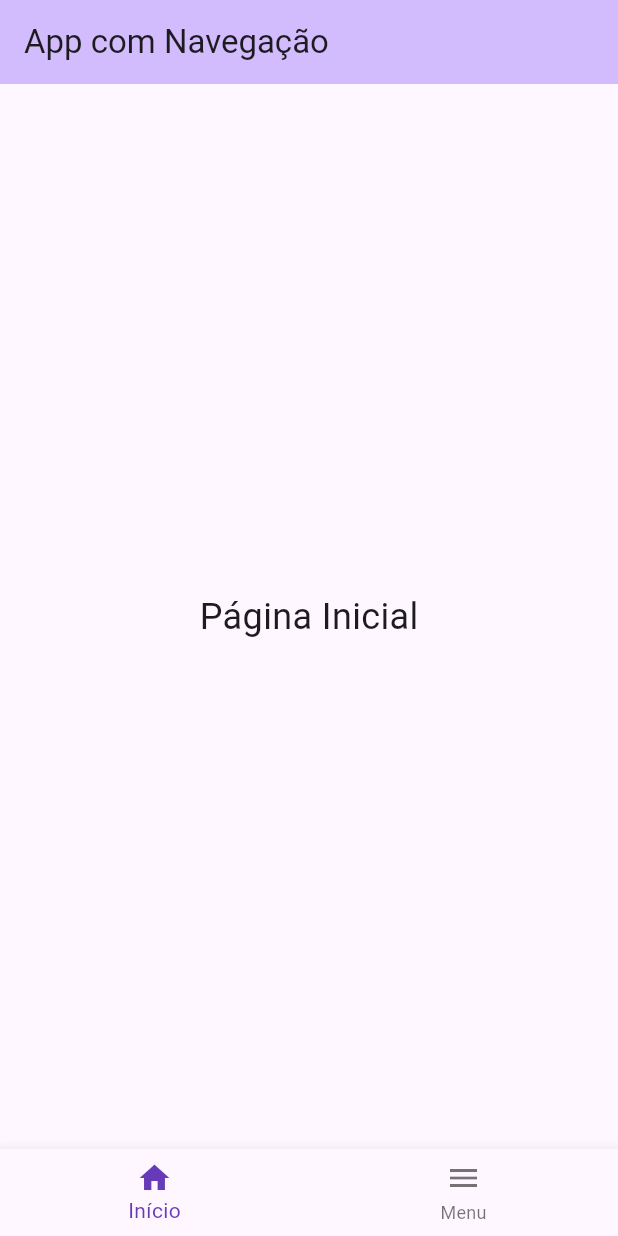
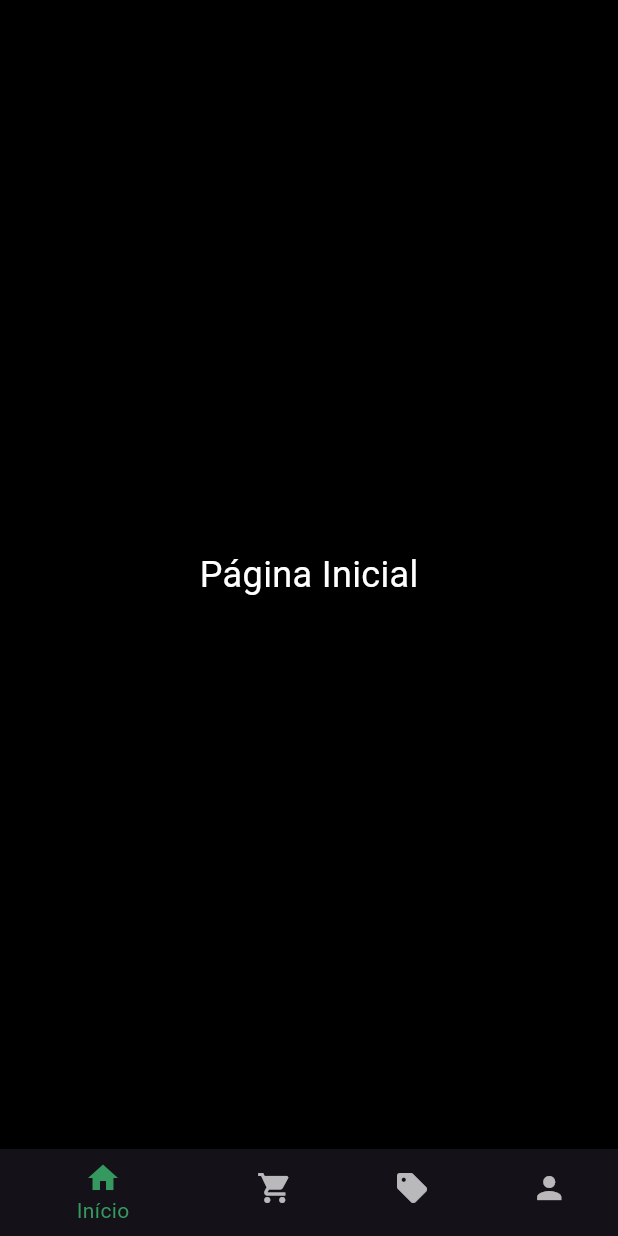
Before and after one commit to Joaovrrodrigues/app_precos, a Flutter app: the screen it shows after launch, on a phone screen of 412 x 824 dp. Run offline on Flutter 3.47's test engine with Material 3 defaults, Android fonts, the phone set to English and light mode, and no system bars.

Commit message:
:sparkles: feat: Adicionado home page

```diff
--- /dev/null
+++ b/lib/home_page.dart
@@ -0,0 +1,42 @@
+import 'package:flutter/material.dart';
+
+class HomePage extends StatefulWidget {
+  const HomePage({super.key});
+
+  @override
+  State<HomePage> createState() => _HomePageState();
+}
+
+class _HomePageState extends State<HomePage> {
+  int _selectedIndex = 0;
+
+  static const List<Widget> _pages = <Widget>[
+    Center(child: Text('Página Inicial', style: TextStyle(fontSize: 24, color: Colors.white))),
+    Center(child: Text('Listas', style: TextStyle(fontSize: 24, color: Colors.white))),
+    Center(child: Text('Ofertas', style: TextStyle(fontSize: 24, color: Colors.white))),
+    Center(child: Text('Menu', style: TextStyle(fontSize: 24, color: Colors.white))),
+  ];
+
+  void _onItemTapped(int index) {
+    setState(() {
+      _selectedIndex = index;
+    });
+  }
+
+  @override
+  Widget build(BuildContext context) {
+    return Scaffold(
+      body: _pages[_selectedIndex],
+      bottomNavigationBar: BottomNavigationBar(
+        currentIndex: _selectedIndex,
+        onTap: _onItemTapped,
+        items: const [
+          BottomNavigationBarItem(icon: Icon(Icons.home), label: 'Início'),
+          BottomNavigationBarItem(icon: Icon(Icons.shopping_cart), label: 'Minhas Listas'),
+          BottomNavigationBarItem(icon: Icon(Icons.sell), label: 'Ofertas'),
+          BottomNavigationBarItem(icon: Icon(Icons.person), label: 'Menu'),
+        ],
+      ),
+    );
+  }
+}
--- a/lib/main.dart
+++ b/lib/main.dart
@@ -1,4 +1,5 @@
 import 'package:flutter/material.dart';
+import '/home_page.dart';
 
 void main() {
   runApp(const MyApp());
@@ -10,60 +11,19 @@ class MyApp extends StatelessWidget {
   @override
   Widget build(BuildContext context) {
     return MaterialApp(
-      title: 'App com Navegação',
-      theme: ThemeData(
-        colorScheme: ColorScheme.fromSeed(seedColor: Colors.deepPurple),
+      theme: ThemeData.dark().copyWith(
+        scaffoldBackgroundColor: Colors.black,
+        appBarTheme: const AppBarTheme(
+          backgroundColor: Colors.black,
+          foregroundColor: Colors.white,
+        ),
+        bottomNavigationBarTheme: const BottomNavigationBarThemeData(
+          backgroundColor: Colors.black,
+          selectedItemColor: Color.fromARGB(255, 53, 153, 95),
+          unselectedItemColor: Colors.white70,
+        ),
       ),
-      home: const HomeScreen(),
+      home: const HomePage(), // Define a tela inicial
     );
   }
 }
-
-class HomeScreen extends StatefulWidget {
-  const HomeScreen({super.key});
-
-  @override
-  State<HomeScreen> createState() => _HomeScreenState();
-}
-
-class _HomeScreenState extends State<HomeScreen> {
-  int _selectedIndex = 0;
-
-  // Lista de widgets que mudam conforme o índice selecionado
-  static const List<Widget> _pages = <Widget>[
-    Center(child: Text('Página Inicial', style: TextStyle(fontSize: 24))),
-    Center(child: Text('Menu', style: TextStyle(fontSize: 24))),
-  ];
-
-  void _onItemTapped(int index) {
-    setState(() {
-      _selectedIndex = index;
-    });
-  }
-
-  @override
-  Widget build(BuildContext context) {
-    return Scaffold(
-      appBar: AppBar(
-        title: const Text('App com Navegação'),
-        backgroundColor: Theme.of(context).colorScheme.inversePrimary,
-      ),
-      body: _pages[_selectedIndex], // Conteúdo que muda
-      bottomNavigationBar: BottomNavigationBar(
-        items: const <BottomNavigationBarItem>[
-          BottomNavigationBarItem(
-            icon: Icon(Icons.home),
-            label: 'Início',
-          ),
-          BottomNavigationBarItem(
-            icon: Icon(Icons.menu),
-            label: 'Menu',
-          ),
-        ],
-        currentIndex: _selectedIndex,
-        selectedItemColor: Colors.deepPurple,
-        onTap: _onItemTapped,
-      ),
-    );
-  }
-}
```
